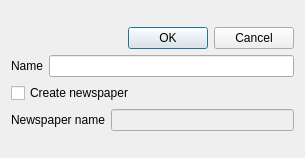
Above: form.ui from medvecm98/bp_program before the change. Below: the same form after it.
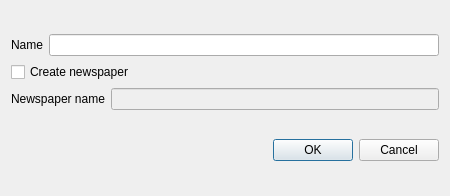
That is the form after the change.

```diff
--- a/form.ui
+++ b/form.ui
@@ -6,8 +6,8 @@
    <rect>
     <x>0</x>
     <y>0</y>
-    <width>305</width>
-    <height>158</height>
+    <width>450</width>
+    <height>196</height>
    </rect>
   </property>
   <property name="windowTitle">
@@ -16,13 +16,6 @@
   <layout class="QGridLayout" name="gridLayout">
    <item row="0" column="0">
     <layout class="QVBoxLayout" name="verticalLayout">
-     <item>
-      <widget class="QDialogButtonBox" name="buttonBox">
-       <property name="standardButtons">
-        <set>QDialogButtonBox::Cancel|QDialogButtonBox::Ok</set>
-       </property>
-      </widget>
-     </item>
      <item>
       <layout class="QHBoxLayout" name="horizontalLayout">
        <item>
@@ -70,6 +63,13 @@
      </item>
     </layout>
    </item>
+   <item row="1" column="0">
+    <widget class="QDialogButtonBox" name="buttonBox">
+     <property name="standardButtons">
+      <set>QDialogButtonBox::Cancel|QDialogButtonBox::Ok</set>
+     </property>
+    </widget>
+   </item>
   </layout>
  </widget>
  <resources/>
```
Left out of the diff: 2 changed lines with no effect on the pictures.
